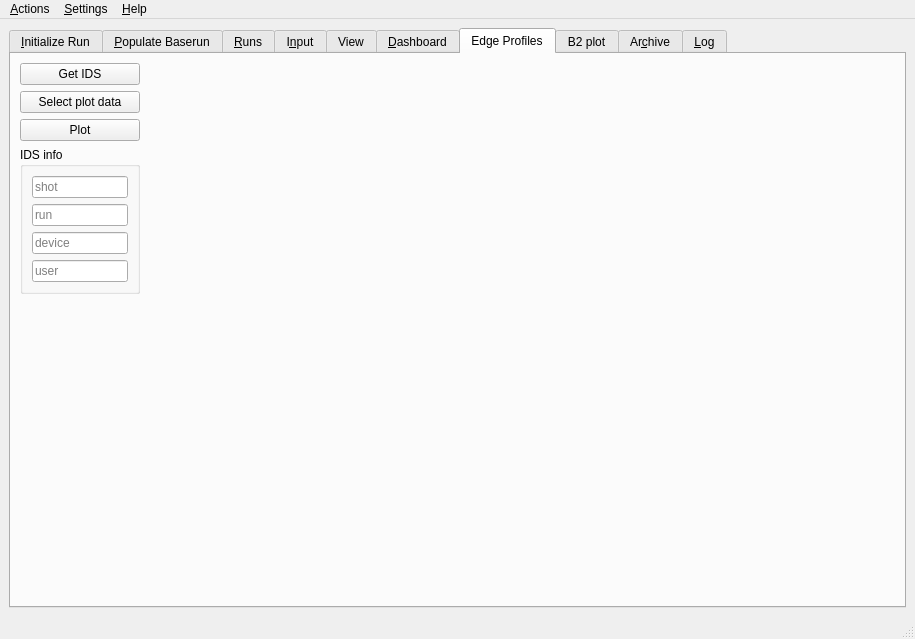
Above: src/gui/solps.ui from LeCAD-PEG/SOLPS-GUI before the change. Below: the same form after it.
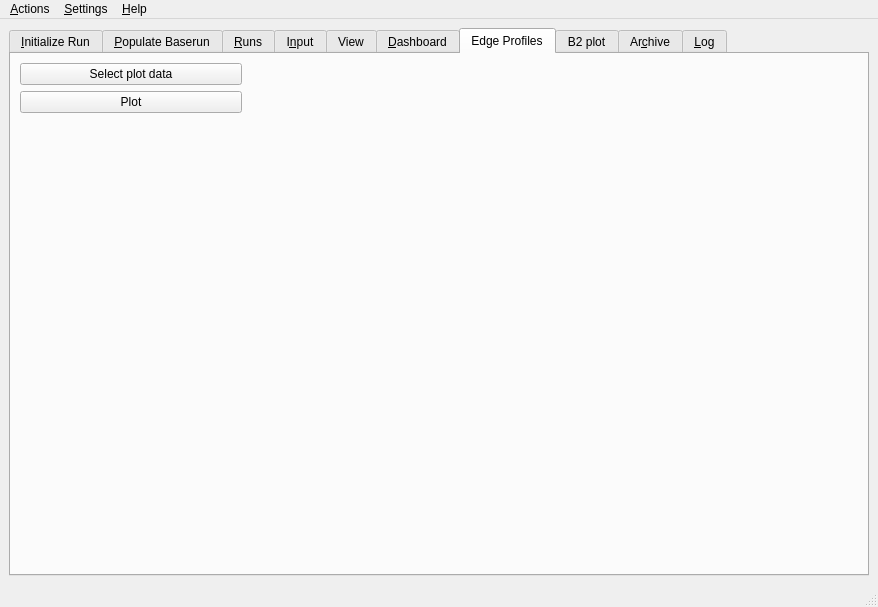
That is the form after the change. The open tabs and pages were chosen to show the change. Custom widgets are drawn as their Qt base class.

Commit message: Edgeprofiles plot

```diff
--- a/src/gui/solps.ui
+++ b/src/gui/solps.ui
@@ -10,8 +10,8 @@
    <rect>
     <x>0</x>
     <y>0</y>
-    <width>915</width>
-    <height>639</height>
+    <width>878</width>
+    <height>607</height>
    </rect>
   </property>
   <property name="sizePolicy">
@@ -618,21 +618,71 @@
         <string>Edge Profiles</string>
        </attribute>
        <layout class="QGridLayout" name="gridLayout_16">
+        <item row="2" column="0">
+         <widget class="IMASDB" name="imasdb">
+          <property name="maximumSize">
+           <size>
+            <width>222</width>
+            <height>16777215</height>
+           </size>
+          </property>
+          <property name="toolTip">
+           <string>Opens or creates IMAS database and sends/receives QObject IDSs (get/put)</string>
+          </property>
+          <property name="whatsThis">
+           <string>This actor is part of PDS-WF workflow</string>
+          </property>
+          <property name="uri" stdset="0">
+           <string>imas:hdf5?user=public;pulse=123347;run=1;database=ITER;version=4</string>
+          </property>
+          <property name="pulse" stdset="0">
+           <string>(123347, 1, 0, 'public', 'ITER', 13, '4')</string>
+          </property>
+          <property name="title" stdset="0">
+           <string notr="true" comment="Text for widget title." extracomment="Add this to widget title">IMAS DB</string>
+          </property>
+          <property name="button" stdset="0">
+           <string notr="true" comment="Title for Start button" extracomment="Add this to button">Read IMAS DB</string>
+          </property>
+          <property name="start_counter" stdset="0">
+           <bool>false</bool>
+          </property>
+          <property name="show_pulse" stdset="0">
+           <bool>true</bool>
+          </property>
+          <property name="show_uri" stdset="0">
+           <bool>true</bool>
+          </property>
+          <property name="show_log" stdset="0">
+           <bool>true</bool>
+          </property>
+          <property name="show_button" stdset="0">
+           <bool>true</bool>
+          </property>
+          <property name="show_title" stdset="0">
+           <bool>true</bool>
+          </property>
+          <property name="show_enable" stdset="0">
+           <bool>false</bool>
+          </property>
+         </widget>
+        </item>
         <item row="0" column="0">
-         <widget class="QPushButton" name="pushButton_get_IDS">
+         <widget class="QPushButton" name="pushButton_set_GGD_settings">
           <property name="text">
-           <string>Get IDS</string>
+           <string>Select plot data</string>
           </property>
          </widget>
         </item>
-        <item row="0" column="1" rowspan="5">
+        <item row="1" column="0">
+         <widget class="QPushButton" name="pushButton_plot_edge_profiles">
+          <property name="text">
+           <string>Plot</string>
+          </property>
+         </widget>
+        </item>
+        <item row="0" column="1" rowspan="4">
          <widget class="EdgeProfiles" name="edgeprofiles">
-          <property name="minimumSize">
-           <size>
-            <width>400</width>
-            <height>200</height>
-           </size>
-          </property>
           <property name="toolTip">
            <string>Draws various edge profiles from SOLPS</string>
           </property>
@@ -647,82 +697,6 @@
           </property>
          </widget>
         </item>
-        <item row="1" column="0">
-         <widget class="QPushButton" name="pushButton_set_GGD_settings">
-          <property name="text">
-           <string>Select plot data</string>
-          </property>
-         </widget>
-        </item>
-        <item row="2" column="0">
-         <widget class="QPushButton" name="pushButton_plot_edge_profiles">
-          <property name="text">
-           <string>Plot</string>
-          </property>
-         </widget>
-        </item>
-        <item row="3" column="0">
-         <widget class="QGroupBox" name="groupBox">
-          <property name="maximumSize">
-           <size>
-            <width>120</width>
-            <height>16777215</height>
-           </size>
-          </property>
-          <property name="title">
-           <string>IDS info</string>
-          </property>
-          <layout class="QGridLayout" name="gridLayout_15">
-           <item row="0" column="0">
-            <widget class="QLineEdit" name="lineEdit_shot">
-             <property name="placeholderText">
-              <string>shot</string>
-             </property>
-            </widget>
-           </item>
-           <item row="5" column="0">
-            <widget class="QLineEdit" name="lineEdit_user">
-             <property name="text">
-              <string/>
-             </property>
-             <property name="placeholderText">
-              <string>user</string>
-             </property>
-            </widget>
-           </item>
-           <item row="3" column="0">
-            <widget class="QLineEdit" name="lineEdit_run">
-             <property name="placeholderText">
-              <string>run</string>
-             </property>
-            </widget>
-           </item>
-           <item row="4" column="0">
-            <widget class="QLineEdit" name="lineEdit_device">
-             <property name="text">
-              <string/>
-             </property>
-             <property name="placeholderText">
-              <string>device</string>
-             </property>
-            </widget>
-           </item>
-          </layout>
-         </widget>
-        </item>
-        <item row="4" column="0">
-         <spacer name="verticalSpacer">
-          <property name="orientation">
-           <enum>Qt::Vertical</enum>
-          </property>
-          <property name="sizeHint" stdset="0">
-           <size>
-            <width>20</width>
-            <height>333</height>
-           </size>
-          </property>
-         </spacer>
-        </item>
        </layout>
       </widget>
       <widget class="QWidget" name="tab_20">
@@ -953,7 +927,7 @@
     <rect>
      <x>0</x>
      <y>0</y>
-     <width>915</width>
+     <width>878</width>
      <height>19</height>
     </rect>
    </property>
@@ -1017,6 +991,11 @@
   </action>
  </widget>
  <customwidgets>
+  <customwidget>
+   <class>IMASDB</class>
+   <extends>QWidget</extends>
+   <header>imasdb</header>
+  </customwidget>
   <customwidget>
    <class>Director</class>
    <extends>QCheckBox</extends>
```
Left out of the diff: 476 changed lines with no effect on the pictures. The commit also changes 7 other files.
